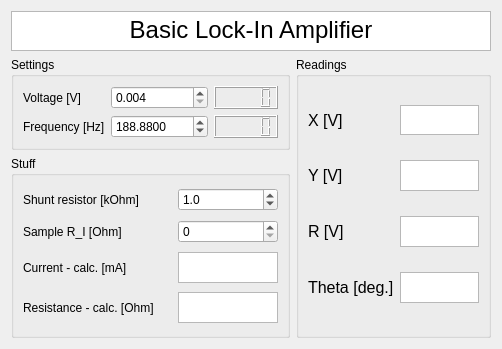
Qt form CryostatGUI/LockIn/LockIn_control.ui (Cryostat-GUI/Cryostat-GUI) before a commit.
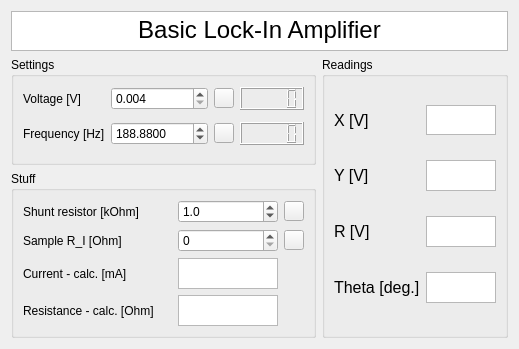
The same form after that commit. Icons and pictures are not drawn.

What changed in the file:
```diff
--- a/CryostatGUI/LockIn/LockIn_control.ui
+++ b/CryostatGUI/LockIn/LockIn_control.ui
@@ -14,19 +14,18 @@
    <string>Lock-In Amplifier</string>
   </property>
   <layout class="QGridLayout" name="gridLayout_4">
+   <property name="rightMargin">
+    <number>11</number>
+   </property>
    <item row="1" column="0">
     <widget class="QGroupBox" name="groupBox">
      <property name="title">
       <string>Settings</string>
      </property>
      <layout class="QGridLayout" name="gridLayout">
-      <item row="0" column="0">
-       <widget class="QLabel" name="label_2">
-        <property name="text">
-         <string>Voltage [V]</string>
-        </property>
-       </widget>
-      </item>
+      <property name="topMargin">
+       <number>4</number>
+      </property>
       <item row="0" column="1">
        <widget class="QDoubleSpinBox" name="spinSetVoltage_V">
         <property name="decimals">
@@ -50,6 +49,16 @@
         </property>
        </widget>
       </item>
+      <item row="1" column="3">
+       <widget class="QLCDNumber" name="lcdSetFrequency_Hz"/>
+      </item>
+      <item row="0" column="0">
+       <widget class="QLabel" name="label_2">
+        <property name="text">
+         <string>Voltage [V]</string>
+        </property>
+       </widget>
+      </item>
       <item row="1" column="1">
        <widget class="QDoubleSpinBox" name="spinSetFrequency_Hz">
         <property name="decimals">
@@ -66,11 +75,99 @@
         </property>
        </widget>
       </item>
-      <item row="0" column="2">
+      <item row="0" column="3">
        <widget class="QLCDNumber" name="lcdSetVoltage_V"/>
       </item>
+      <item row="0" column="2">
+       <widget class="QPushButton" name="send_command_voltage">
+        <property name="enabled">
+         <bool>true</bool>
+        </property>
+        <property name="sizePolicy">
+         <sizepolicy hsizetype="Minimum" vsizetype="Minimum">
+          <horstretch>10</horstretch>
+          <verstretch>10</verstretch>
+         </sizepolicy>
+        </property>
+        <property name="minimumSize">
+         <size>
+          <width>20</width>
+          <height>20</height>
+         </size>
+        </property>
+        <property name="maximumSize">
+         <size>
+          <width>20</width>
+          <height>20</height>
+         </size>
+        </property>
+        <property name="cursor">
+         <cursorShape>ArrowCursor</cursorShape>
+        </property>
+        <property name="focusPolicy">
+         <enum>Qt::StrongFocus</enum>
+        </property>
+        <property name="layoutDirection">
+         <enum>Qt::LeftToRight</enum>
+        </property>
+        <property name="autoFillBackground">
+         <bool>true</bool>
+        </property>
+        <property name="styleSheet">
+         <string notr="true"/>
+        </property>
+        <property name="text">
+         <string/>
+        </property>
+        <property name="icon">
+         <iconset>
+          <normaloff>../configurations/arrow_sending_data.png</normaloff>../configurations/arrow_sending_data.png</iconset>
+        </property>
+        <property name="iconSize">
+         <size>
+          <width>20</width>
+          <height>20</height>
+         </size>
+        </property>
+       </widget>
+      </item>
       <item row="1" column="2">
-       <widget class="QLCDNumber" name="lcdSetFrequency_Hz"/>
+       <widget class="QPushButton" name="send_command_frequency">
+        <property name="sizePolicy">
+         <sizepolicy hsizetype="Minimum" vsizetype="Minimum">
+          <horstretch>0</horstretch>
+          <verstretch>0</verstretch>
+         </sizepolicy>
+        </property>
+        <property name="minimumSize">
+         <size>
+          <width>20</width>
+          <height>20</height>
+         </size>
+        </property>
+        <property name="maximumSize">
+         <size>
+          <width>20</width>
+          <height>20</height>
+         </size>
+        </property>
+        <property name="text">
+         <string/>
+        </property>
+        <property name="icon">
+         <iconset>
+          <normaloff>../configurations/arrow_sending_data.png</normaloff>../configurations/arrow_sending_data.png</iconset>
+        </property>
+        <property name="iconSize">
+         <size>
+          <width>20</width>
+          <height>20</height>
+         </size>
+        </property>
+        <property name="autoRepeatInterval">
+         <number>95</number>
+        </property>
+       </widget>
       </item>
      </layout>
     </widget>
@@ -189,17 +286,57 @@
    </item>
    <item row="2" column="0">
     <widget class="QGroupBox" name="groupBox_3">
+     <property name="minimumSize">
+      <size>
+       <width>2</width>
+       <height>0</height>
+      </size>
+     </property>
      <property name="title">
       <string>Stuff</string>
      </property>
-     <layout class="QGridLayout" name="gridLayout_2" columnstretch="0,1">
-      <item row="2" column="1">
-       <widget class="QTextEdit" name="textSampleCurrent_mA">
+     <layout class="QGridLayout" name="gridLayout_2" columnstretch="0,1,0">
+      <item row="0" column="1">
+       <widget class="QDoubleSpinBox" name="spinShuntResistance_kOhm">
+        <property name="decimals">
+         <number>1</number>
+        </property>
+        <property name="minimum">
+         <double>0.100000000000000</double>
+        </property>
+        <property name="value">
+         <double>1.000000000000000</double>
+        </property>
+       </widget>
+      </item>
+      <item row="1" column="0">
+       <widget class="QLabel" name="label_11">
+        <property name="text">
+         <string>Sample R_I [Ohm]</string>
+        </property>
+       </widget>
+      </item>
+      <item row="3" column="1">
+       <widget class="QTextEdit" name="textSampleResistance_Ohm">
         <property name="maximumSize">
          <size>
           <width>100</width>
           <height>31</height>
          </size>
+        </property>
+        <property name="font">
+         <font>
+          <pointsize>12</pointsize>
+          <weight>75</weight>
+          <bold>true</bold>
+         </font>
+        </property>
+       </widget>
+      </item>
+      <item row="0" column="0">
+       <widget class="QLabel" name="label_3">
+        <property name="text">
+         <string>Shunt resistor [kOhm]</string>
         </property>
        </widget>
       </item>
@@ -213,6 +350,16 @@
         </property>
        </widget>
       </item>
+      <item row="2" column="1">
+       <widget class="QTextEdit" name="textSampleCurrent_mA">
+        <property name="maximumSize">
+         <size>
+          <width>100</width>
+          <height>31</height>
+         </size>
+        </property>
+       </widget>
+      </item>
       <item row="2" column="0">
        <widget class="QLabel" name="label_12">
         <property name="text">
@@ -220,37 +367,6 @@
         </property>
        </widget>
       </item>
-      <item row="1" column="0">
-       <widget class="QLabel" name="label_11">
-        <property name="text">
-         <string>Sample R_I [Ohm]</string>
-        </property>
-       </widget>
-      </item>
-      <item row="0" column="0">
-       <widget class="QLabel" name="label_3">
-        <property name="text">
-         <string>Shunt resistor [kOhm]</string>
-        </property>
-       </widget>
-      </item>
-      <item row="3" column="1">
-       <widget class="QTextEdit" name="textSampleResistance_Ohm">
-        <property name="maximumSize">
-         <size>
-          <width>100</width>
-          <height>31</height>
-         </size>
-        </property>
-        <property name="font">
-         <font>
-          <pointsize>12</pointsize>
-          <weight>75</weight>
-          <bold>true</bold>
-         </font>
-        </property>
-       </widget>
-      </item>
       <item row="3" column="0">
        <widget class="QLabel" name="label_4">
         <property name="text">
@@ -258,16 +374,79 @@
         </property>
        </widget>
       </item>
-      <item row="0" column="1">
-       <widget class="QDoubleSpinBox" name="spinShuntResistance_kOhm">
-        <property name="decimals">
-         <number>1</number>
+      <item row="0" column="2">
+       <widget class="QPushButton" name="send_command_shunt_resistor">
+        <property name="sizePolicy">
+         <sizepolicy hsizetype="Minimum" vsizetype="Minimum">
+          <horstretch>20</horstretch>
+          <verstretch>20</verstretch>
+         </sizepolicy>
         </property>
-        <property name="minimum">
-         <double>0.100000000000000</double>
+        <property name="minimumSize">
+         <size>
+          <width>20</width>
+          <height>20</height>
+         </size>
         </property>
-        <property name="value">
-         <double>1.000000000000000</double>
+        <property name="maximumSize">
+         <size>
+          <width>20</width>
+          <height>20</height>
+         </size>
+        </property>
+        <property name="contextMenuPolicy">
+         <enum>Qt::PreventContextMenu</enum>
+        </property>
+        <property name="text">
+         <string/>
+        </property>
+        <property name="icon">
+         <iconset>
+          <normaloff>../configurations/arrow_sending_data.png</normaloff>../configurations/arrow_sending_data.png</iconset>
+        </property>
+        <property name="iconSize">
+         <size>
+          <width>20</width>
+          <height>20</height>
+         </size>
+        </property>
+        <property name="autoRepeatDelay">
+         <number>298</number>
+        </property>
+       </widget>
+      </item>
+      <item row="1" column="2">
+       <widget class="QPushButton" name="send_command_sample">
+        <property name="sizePolicy">
+         <sizepolicy hsizetype="Fixed" vsizetype="Fixed">
+          <horstretch>20</horstretch>
+          <verstretch>20</verstretch>
+         </sizepolicy>
+        </property>
+        <property name="minimumSize">
+         <size>
+          <width>20</width>
+          <height>20</height>
+         </size>
+        </property>
+        <property name="maximumSize">
+         <size>
+          <width>20</width>
+          <height>20</height>
+         </size>
+        </property>
+        <property name="text">
+         <string/>
+        </property>
+        <property name="icon">
+         <iconset>
+          <normaloff>../configurations/arrow_sending_data.png</normaloff>../configurations/arrow_sending_data.png</iconset>
+        </property>
+        <property name="iconSize">
+         <size>
+          <width>20</width>
+          <height>20</height>
+         </size>
         </property>
        </widget>
       </item>
@@ -299,7 +478,7 @@
 &lt;html&gt;&lt;head&gt;&lt;meta name=&quot;qrichtext&quot; content=&quot;1&quot; /&gt;&lt;style type=&quot;text/css&quot;&gt;
 p, li { white-space: pre-wrap; }
 &lt;/style&gt;&lt;/head&gt;&lt;body style=&quot; font-family:'MS Shell Dlg 2'; font-size:8.25pt; font-weight:400; font-style:normal;&quot;&gt;
-&lt;p align=&quot;center&quot; style=&quot; margin-top:0px; margin-bottom:0px; margin-left:0px; margin-right:0px; -qt-block-indent:0; text-indent:0px;&quot;&gt;&lt;span style=&quot; font-size:18pt;&quot;&gt;Basic Lock-In Amplifier&lt;/span&gt;&lt;/p&gt;&lt;/body&gt;&lt;/html&gt;</string>
+&lt;p align=&quot;center&quot; style=&quot; margin-top:0px; margin-bottom:0px; margin-left:0px; margin-right:0px; -qt-block-indent:0; text-indent:0px;&quot;&gt;&lt;span style=&quot; font-family:'MS Shell Dlg 2'; font-size:18pt;&quot;&gt;Basic Lock-In Amplifier&lt;/span&gt;&lt;/p&gt;&lt;/body&gt;&lt;/html&gt;</string>
      </property>
     </widget>
    </item>
```
Left out of the diff: 3 changed lines with no effect on the pictures.
